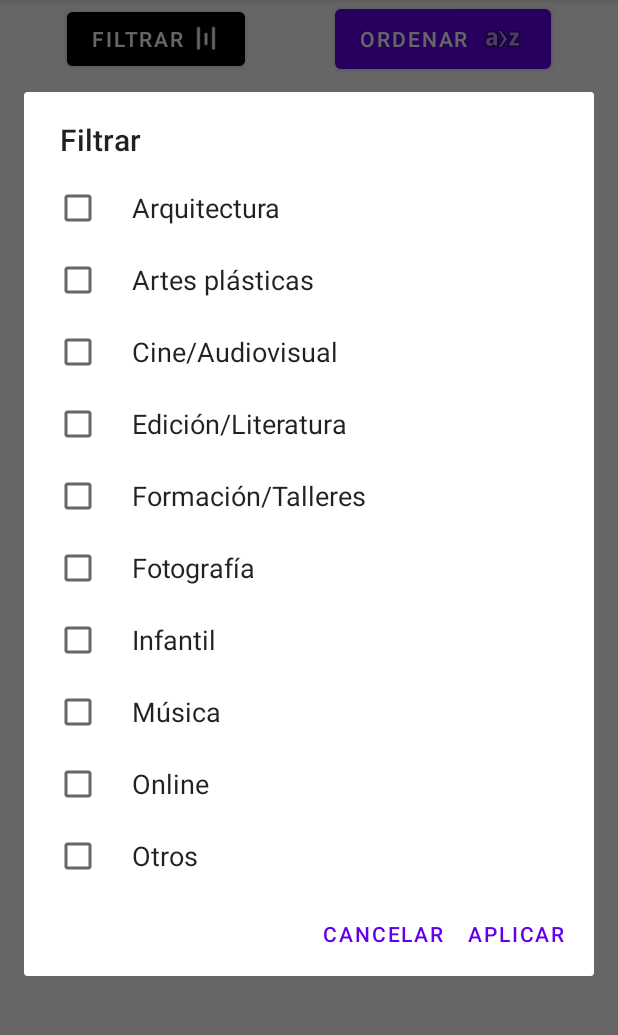
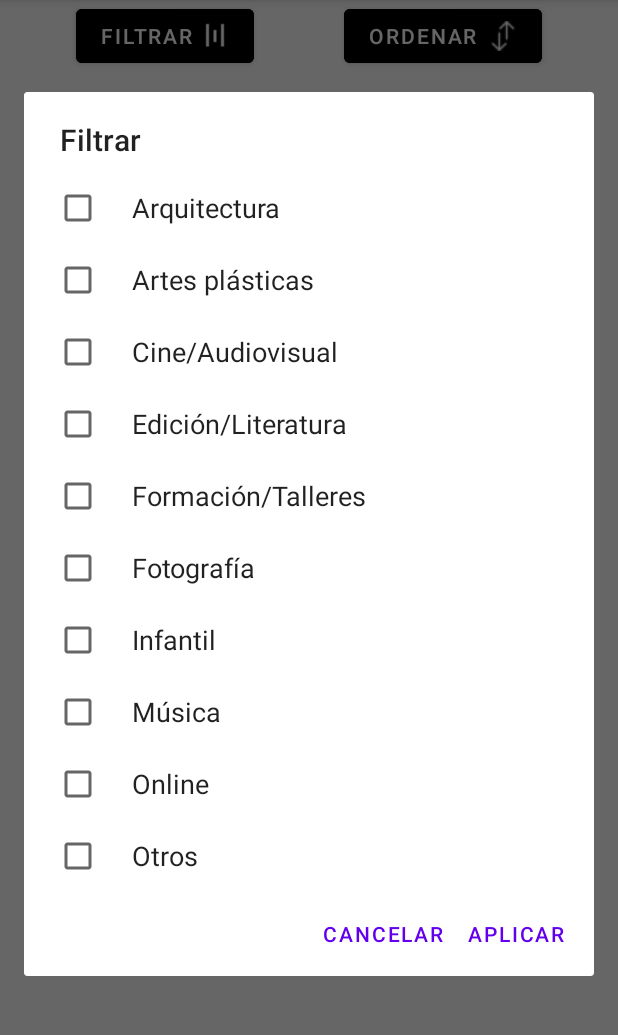
Before and after one commit to isunican/App-EventosSantander-Grupo3, an Android app: the screen it shows after launch (EventsActivity), after a tap on "FILTRAR", on a phone screen of 412 x 824 dp, the part 84-1119 px from its top. Run offline under Robolectric (Android 15) with nearby library versions, the phone set to English and light mode, and no system bars; libraries missing offline, so code that uses them is left out: androidx.test.espresso; 2 statements that could not run were skipped.

Commit message:
Cambiado color boton ordenar y añadido icono

```diff
--- a/AndroidProject/app/src/main/res/layout/activity_main.xml
+++ b/AndroidProject/app/src/main/res/layout/activity_main.xml
@@ -40,7 +40,8 @@
                 android:layout_width="wrap_content"
                 android:layout_height="wrap_content"
                 android:layout_marginStart="30dp"
-                android:drawableRight="@android:drawable/ic_menu_sort_alphabetically"
+                android:backgroundTint="@color/black"
+                android:drawableRight="@drawable/icono_ordenar"
                 android:text="@string/ordenar"
                 app:layout_constraintBottom_toBottomOf="parent"
                 app:layout_constraintEnd_toEndOf="parent"
```
Also changed, not shown: AndroidProject/app/src/main/res/drawable-v24/icono_ordenar.png (added).
